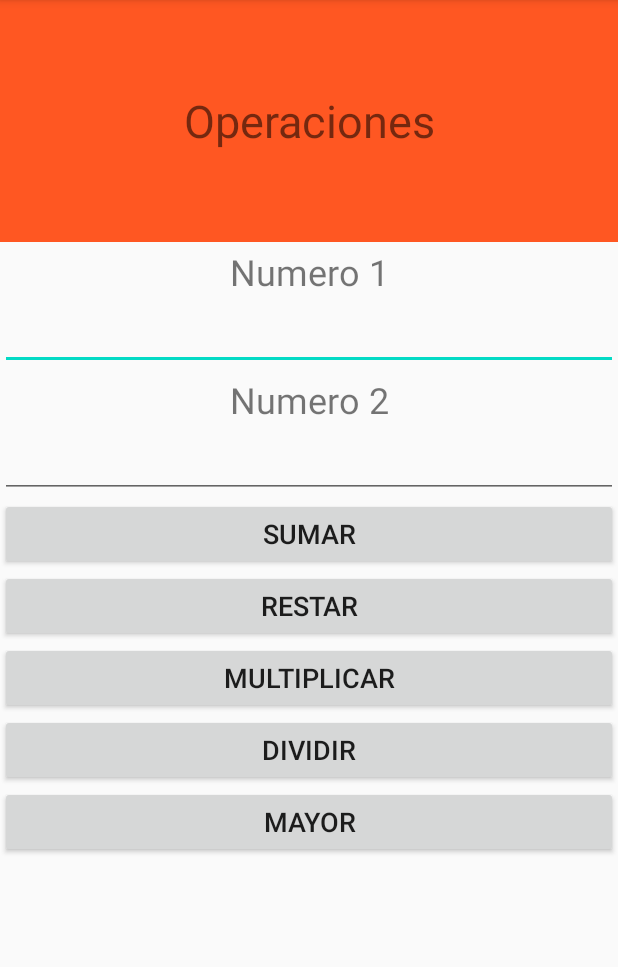
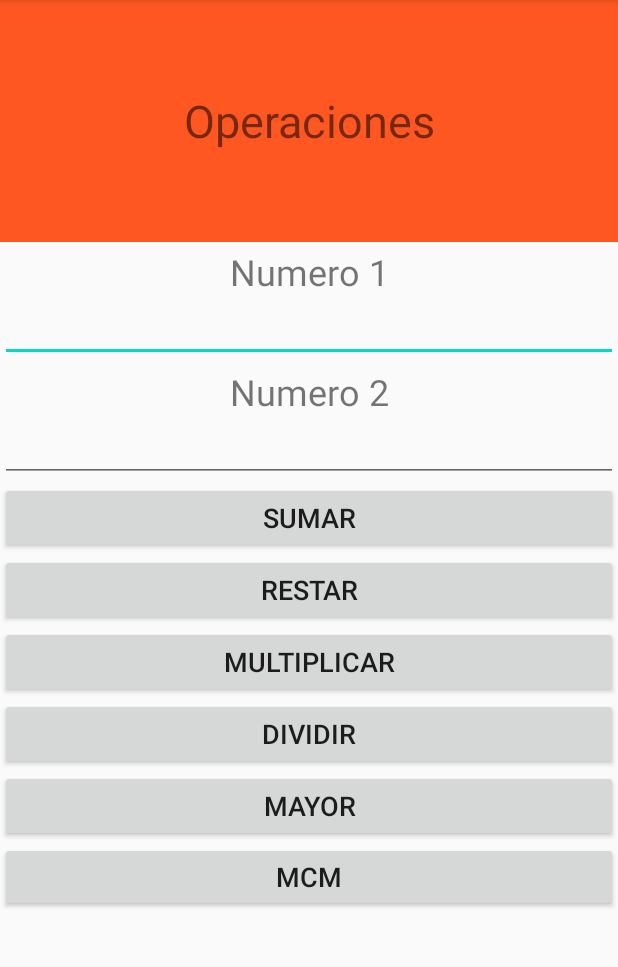
Before and after one commit to BladeNigth/TallerUnimag, an Android app: the SecondActivity screen opened directly, with no data from a screen before it, on a phone screen of 412 x 824 dp, the part 84-1051 px from its top. Run offline under Robolectric (Android 15) with nearby library versions, the phone set to English and light mode, and no system bars.

Commit message:
agregado el evento mcm, totalmente funcional

```diff
--- a/app/src/main/java/co/edu/unimagdalena/apmoviles/tallerunimag/SecondActivity.java
+++ b/app/src/main/java/co/edu/unimagdalena/apmoviles/tallerunimag/SecondActivity.java
@@ -10,7 +10,7 @@ import android.widget.Toast;
 
 public class SecondActivity extends AppCompatActivity implements View.OnClickListener {
     EditText n1,n2;
-    Button suma,resta,multi,div, mayor;
+    Button suma,resta,multi,div, mayor,mcm;
     @Override
     protected void onCreate(Bundle savedInstanceState) {
         super.onCreate(savedInstanceState);
@@ -22,11 +22,13 @@ public class SecondActivity extends AppCompatActivity implements View.OnClickLis
         multi = findViewById(R.id.btnmultiplicar);
         div  = findViewById(R.id.btnDividir);
         mayor = findViewById(R.id.btnmayor);
+        mcm = findViewById(R.id.btnmcm);
         suma.setOnClickListener(this);
         resta.setOnClickListener(this);
         multi.setOnClickListener(this);
         div.setOnClickListener(this);
         mayor.setOnClickListener(this);
+        mcm.setOnClickListener(this);
 
     }
 
@@ -63,6 +65,23 @@ public class SecondActivity extends AppCompatActivity implements View.OnClickLis
                 }else if(num1 == num2 ){
                     Toast.makeText(this,"son Iguales ",Toast.LENGTH_LONG).show();
                 }
+                break;
+            case R.id.btnmcm:
+                int mcm = 1;
+                int i=2;
+                while(i <= num1 || i <= num2)
+                {
+                    if(num1%i==0 || num2%i==0)
+                    {
+                        mcm=mcm*i;
+                        if(num1%i==0) num1=num1/i;
+                        if(num2%i==0) num2=num2/i;
+                    }
+                    else
+                        i=i+1;
+                }
+                Toast.makeText(this,"mcm es:  " + mcm,Toast.LENGTH_LONG).show();
+                break;
 
         }
     }
--- a/app/src/main/res/layout/activity_main.xml
+++ b/app/src/main/res/layout/activity_main.xml
@@ -27,6 +27,7 @@
     <LinearLayout
         android:layout_width="338dp"
         android:layout_height="390dp"
+        android:foregroundTint="#AA3131"
         android:orientation="vertical"
         app:layout_constraintBottom_toBottomOf="parent"
         app:layout_constraintEnd_toEndOf="parent"
--- a/app/src/main/res/layout/activity_second.xml
+++ b/app/src/main/res/layout/activity_second.xml
@@ -42,7 +42,7 @@
         <EditText
             android:id="@+id/edtn1"
             android:layout_width="match_parent"
-            android:layout_height="wrap_content"
+            android:layout_height="40dp"
             android:ems="10"
             android:inputType="number" />
 
@@ -57,7 +57,7 @@
         <EditText
             android:id="@+id/edtn2"
             android:layout_width="match_parent"
-            android:layout_height="wrap_content"
+            android:layout_height="40dp"
             android:ems="10"
             android:inputType="number" />
 
@@ -96,6 +96,13 @@
             android:text="@string/mayor"
             android:textSize="18sp" />
 
+        <Button
+            android:id="@+id/btnmcm"
+            android:layout_width="match_parent"
+            android:layout_height="wrap_content"
+            android:text="@string/mcm"
+            android:textSize="18sp" />
+
     </LinearLayout>
 
     <LinearLayout
--- a/app/src/main/res/values/strings.xml
+++ b/app/src/main/res/values/strings.xml
@@ -14,4 +14,6 @@
     <string name="multiplicar">Multiplicar</string>
     <string name="dividir">Dividir</string>
     <string name="mayor">Mayor</string>
+    <string name="mcm">MCM</string>
+    <string name="mcd">MCD</string>
 </resources>
```
